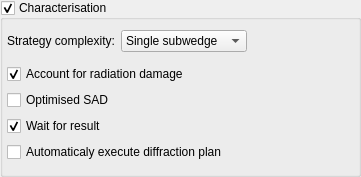
First picture: the form in BlissFramework/Bricks/widgets/ui_files/Qt4_characterise_simple_widget_vertical_layout.ui, repository mxcube/mxcubeqt, before the edit.
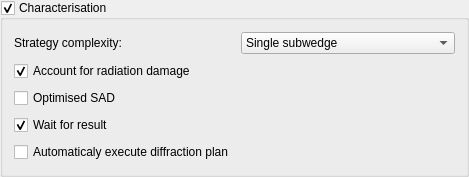
Second picture: the form after the edit.

Patch:
```diff
--- a/BlissFramework/Bricks/widgets/ui_files/Qt4_characterise_simple_widget_vertical_layout.ui
+++ b/BlissFramework/Bricks/widgets/ui_files/Qt4_characterise_simple_widget_vertical_layout.ui
@@ -6,7 +6,7 @@
    <rect>
     <x>0</x>
     <y>0</y>
-    <width>361</width>
+    <width>469</width>
     <height>177</height>
    </rect>
   </property>
@@ -42,30 +42,18 @@
        <property name="checkable">
         <bool>true</bool>
        </property>
-       <layout class="QHBoxLayout">
-        <property name="spacing">
-         <number>6</number>
-        </property>
-        <property name="margin">
-         <number>4</number>
-        </property>
-        <item>
-         <layout class="QVBoxLayout">
-          <item>
-           <layout class="QHBoxLayout">
-            <item>
-             <layout class="QHBoxLayout">
-              <item>
-               <widget class="QLabel" name="strat_comp_label">
+       <layout class="QGridLayout" name="gridLayout_2">
+        <item row="1" column="0">
+         <widget class="QCheckBox" name="account_rad_dmg_cbx">
                 <property name="text">
-                 <string>Strategy complexity:</string>
-                </property>
-                <property name="wordWrap">
-                 <bool>false</bool>
+           <string>Account for radiation damage</string>
+          </property>
+          <property name="checked">
+           <bool>true</bool>
                 </property>
                </widget>
               </item>
-              <item>
+        <item row="0" column="1">
                <widget class="QComboBox" name="start_comp_cbox">
                 <item>
                  <property name="text">
@@ -84,48 +72,24 @@
                 </item>
                </widget>
               </item>
-             </layout>
-            </item>
-            <item>
-             <spacer name="rtwo_spacer">
-              <property name="orientation">
-               <enum>Qt::Horizontal</enum>
-              </property>
-              <property name="sizeType">
-               <enum>QSizePolicy::Expanding</enum>
-              </property>
-              <property name="sizeHint" stdset="0">
-               <size>
-                <width>1</width>
-                <height>20</height>
-               </size>
-              </property>
-             </spacer>
-            </item>
-           </layout>
-          </item>
-          <item>
-           <layout class="QHBoxLayout">
-            <item>
-             <layout class="QVBoxLayout">
-              <item>
-               <widget class="QCheckBox" name="account_rad_dmg_cbx">
+        <item row="0" column="0">
+         <widget class="QLabel" name="strat_comp_label">
                 <property name="text">
-                 <string>Account for radiation damage</string>
-                </property>
-                <property name="checked">
-                 <bool>true</bool>
+           <string>Strategy complexity:</string>
+          </property>
+          <property name="wordWrap">
+           <bool>false</bool>
                 </property>
                </widget>
               </item>
-              <item>
+        <item row="2" column="0">
                <widget class="QCheckBox" name="optimised_sad_cbx">
                 <property name="text">
                  <string>Optimised SAD</string>
                 </property>
                </widget>
               </item>
-              <item>
+        <item row="3" column="0">
                <widget class="QCheckBox" name="wait_result_cbx">
                 <property name="text">
                  <string>Wait for result</string>
@@ -135,34 +99,12 @@
                 </property>
                </widget>
               </item>
-              <item>
+        <item row="4" column="0">
                <widget class="QCheckBox" name="execute_plan_cbx">
                 <property name="text">
                  <string>Automaticaly execute diffraction plan</string>
                 </property>
                </widget>
-              </item>
-             </layout>
-            </item>
-            <item>
-             <spacer name="cone_spacer">
-              <property name="orientation">
-               <enum>Qt::Horizontal</enum>
-              </property>
-              <property name="sizeType">
-               <enum>QSizePolicy::Expanding</enum>
-              </property>
-              <property name="sizeHint" stdset="0">
-               <size>
-                <width>1</width>
-                <height>20</height>
-               </size>
-              </property>
-             </spacer>
-            </item>
-           </layout>
-          </item>
-         </layout>
         </item>
        </layout>
       </widget>
```
Lines whose indentation alone changed are shown as unchanged.
